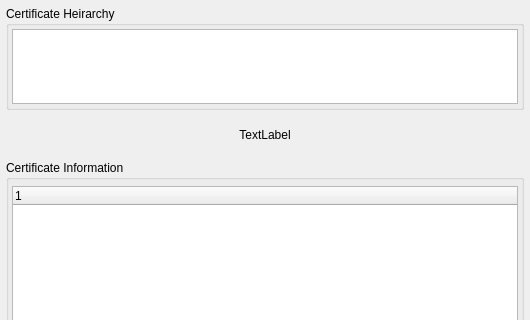
Above: src/ui/qgsauthenticationcertificateinfo.ui from dakcarto/QGIS-Auth before the change; both pictures show x 0 to 530 and y 0 to 320 of the 530 by 477 pixel window. Below: the same form after it.
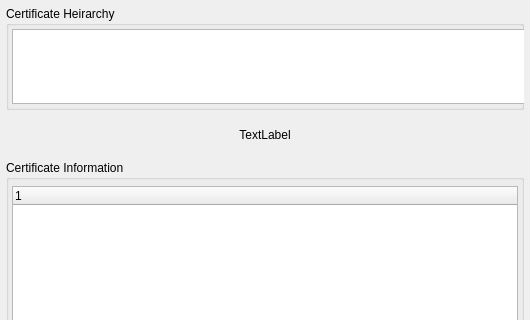
That is the form after the change. Icons and pictures are not drawn. Custom widgets are drawn as their Qt base class.

What changed in the file:
```diff
--- a/src/ui/qgsauthenticationcertificateinfo.ui
+++ b/src/ui/qgsauthenticationcertificateinfo.ui
@@ -63,7 +63,7 @@
        <widget class="QTreeWidget" name="treeHeirarchy">
         <property name="minimumSize">
          <size>
-          <width>0</width>
+          <width>600</width>
           <height>75</height>
          </size>
         </property>
```
Left out of the diff: 3 changed lines with no effect on the pictures.
